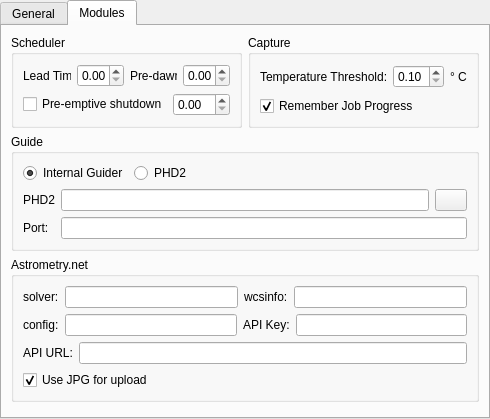
Old version of the form kstars/ekos/opsekos.ui in the repository KDE/kstars.
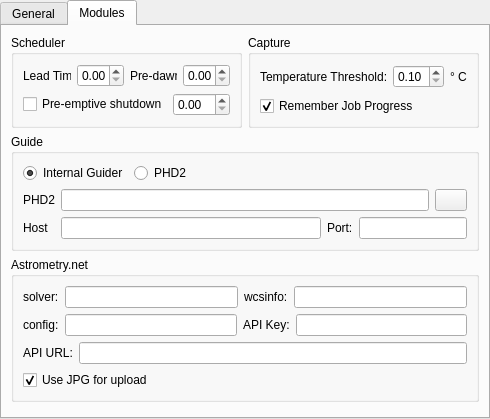
New version of the form.

```diff
--- a/kstars/ekos/opsekos.ui
+++ b/kstars/ekos/opsekos.ui
@@ -456,7 +456,7 @@
             <bool>true</bool>
            </property>
            <attribute name="buttonGroup">
-            <string notr="true">buttonGroup</string>
+            <string notr="true">guideButtonGroup</string>
            </attribute>
           </widget>
          </item>
@@ -472,7 +472,7 @@
             <bool>false</bool>
            </property>
            <attribute name="buttonGroup">
-            <string notr="true">buttonGroup</string>
+            <string notr="true">guideButtonGroup</string>
            </attribute>
           </widget>
          </item>
@@ -500,7 +500,7 @@
            </property>
           </widget>
          </item>
-         <item row="0" column="1">
+         <item row="0" column="1" colspan="3">
           <widget class="QLineEdit" name="kcfg_PHD2Exec">
            <property name="text">
             <string/>
@@ -513,7 +513,7 @@
            </property>
           </widget>
          </item>
-         <item row="0" column="2">
+         <item row="0" column="4">
           <widget class="QPushButton" name="selectPHD2B">
            <property name="maximumSize">
             <size>
@@ -529,11 +529,25 @@
          <item row="1" column="0">
           <widget class="QLabel" name="label_5">
            <property name="text">
+            <string>Host</string>
+           </property>
+          </widget>
+         </item>
+         <item row="1" column="1">
+          <widget class="QLineEdit" name="kcfg_PHD2Host">
+           <property name="text">
+            <string/>
+           </property>
+          </widget>
+         </item>
+         <item row="1" column="2">
+          <widget class="QLabel" name="label_26">
+           <property name="text">
             <string>Port:</string>
            </property>
           </widget>
          </item>
-         <item row="1" column="1" colspan="2">
+         <item row="1" column="3" colspan="2">
           <widget class="QLineEdit" name="kcfg_PHD2Port">
            <property name="text">
             <string/>
```
Left out of the diff: 2 changed lines with no effect on the pictures.
